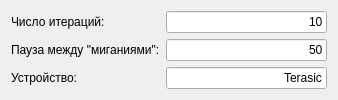
This is default/settings_bulb_test.ui in Veala/host_tgca-for-t_hsc as Qt 5 draws it before an edit. The edited form follows.
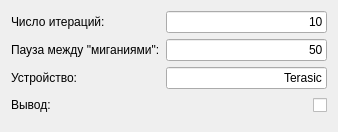
This is the edited form. Icons and pictures are not drawn.

```diff
--- a/default/settings_bulb_test.ui
+++ b/default/settings_bulb_test.ui
@@ -7,7 +7,7 @@
     <x>0</x>
     <y>0</y>
     <width>338</width>
-    <height>100</height>
+    <height>132</height>
    </rect>
   </property>
   <property name="windowTitle">
@@ -69,6 +69,29 @@
      </property>
     </widget>
    </item>
+   <item row="4" column="0">
+    <widget class="QLabel" name="labelOut">
+     <property name="text">
+      <string>Вывод:</string>
+     </property>
+    </widget>
+   </item>
+   <item row="4" column="1">
+    <widget class="QCheckBox" name="checkBoxOut">
+     <property name="minimumSize">
+      <size>
+       <width>0</width>
+       <height>20</height>
+      </size>
+     </property>
+     <property name="layoutDirection">
+      <enum>Qt::RightToLeft</enum>
+     </property>
+     <property name="text">
+      <string/>
+     </property>
+    </widget>
+   </item>
   </layout>
  </widget>
  <resources>
```
Left out of the diff: 4 changed lines with no effect on the pictures.
